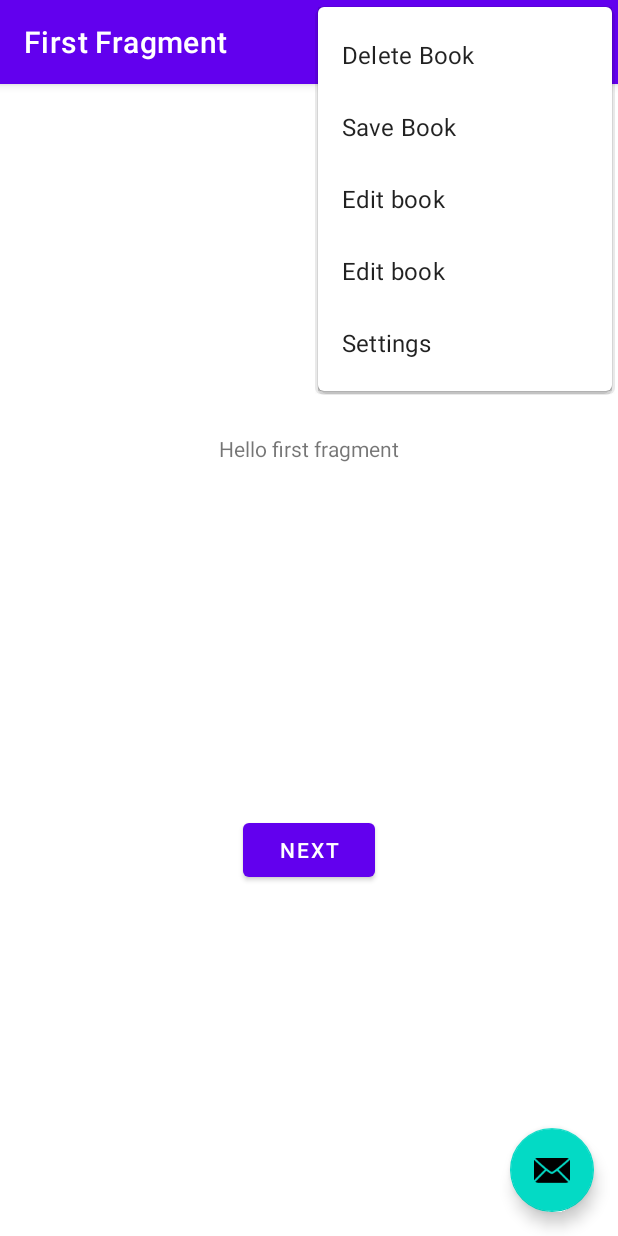
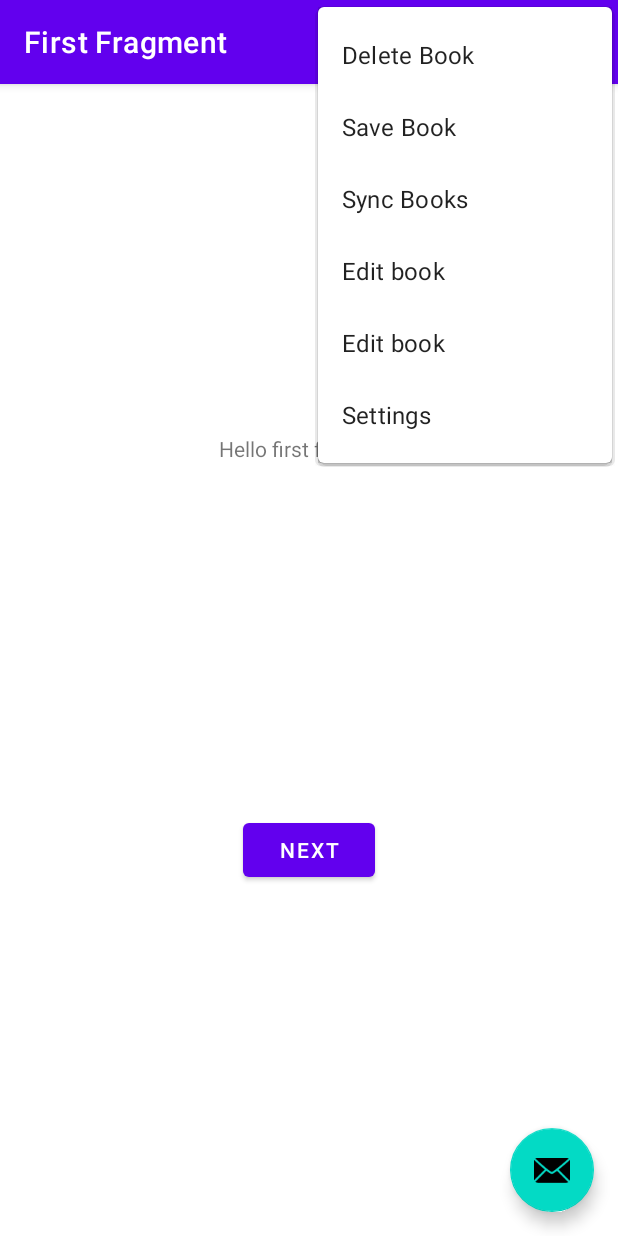
Before and after one commit to homoludens/MyLibrary, an Android app: the screen it shows after launch (MainActivity), with the options menu open, on a phone screen of 412 x 824 dp. Run offline under Robolectric (Android 15) with nearby library versions, the phone set to English and light mode, and no system bars; our stand-ins replace navigation-ui; libraries missing offline, so code that uses them is left out: com.zynksoftware.documentscanner.

```diff
--- a/app/src/main/java/net/droopia/mojaknjizara/BookEditActivity.kt
+++ b/app/src/main/java/net/droopia/mojaknjizara/BookEditActivity.kt
@@ -368,7 +368,7 @@ class BookEditActivity : AppCompatActivity() {
      *
      * @param book Book object of currently viewd book
      */
-    fun postBlog(current: Book){
+    fun postBlog(current: Book) {
 
 
         val urlDev = "http://10.0.2.2:8000/api/blogpost"
--- a/app/src/main/res/menu/menu_main.xml
+++ b/app/src/main/res/menu/menu_main.xml
@@ -44,4 +44,10 @@
         android:title="Save Book"
         app:showAsAction="never"
         />
+
+    <item android:id="@+id/action_sync"
+        android:icon="@drawable/ic_sync"
+        android:title="Sync Books"
+        app:showAsAction="never"
+        />
 </menu>
--- a/app/src/main/res/values/strings.xml
+++ b/app/src/main/res/values/strings.xml
@@ -40,5 +40,4 @@
     <string name="photo_saved">Photo saved</string>
 
 
-
 </resources>
```
Also changed, not shown: app/src/main/AndroidManifest.xml (+9 -12 lines), app/src/main/java/net/droopia/mojaknjizara/MainActivity.kt (+7 -0 lines), app/src/main/java/net/droopia/mojaknjizara/SyncActivity.kt (added, +11 -0 lines), app/src/main/res/layout/activity_sync.xml (added, +9 -0 lines).
